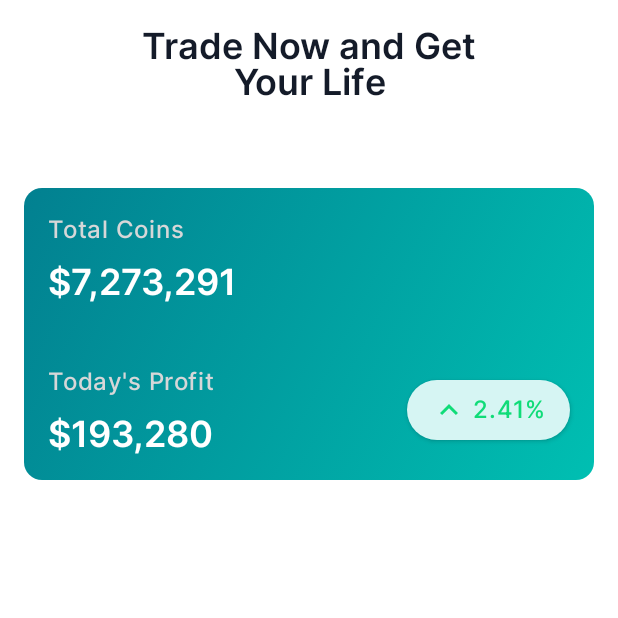
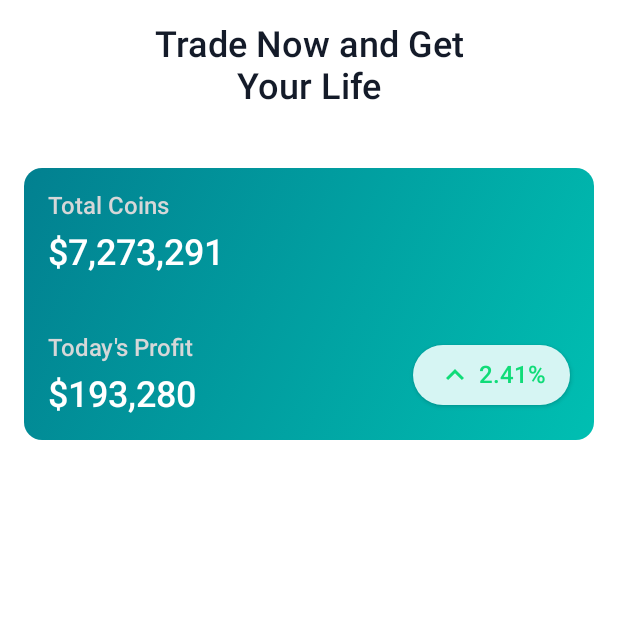
Before and after one commit to nimblehq/jetpack-compose-crypto, an Android app built with Jetpack Compose: the screen it shows after launch (MainActivity), on a phone screen of 412 x 824 dp, the top half of it. Run offline under Robolectric (Android 15) with nearby library versions, the phone set to English and light mode, and no system bars; our stand-ins replace Dagger/Hilt's generated code, Timber, constraintlayout-compose.

Commit message:
[#4] Apply code from review part 1

```diff
--- a/app/src/main/java/co/nimblehq/compose/crypto/ui/screens/compose/composables/ContentCard.kt
+++ b/app/src/main/java/co/nimblehq/compose/crypto/ui/screens/compose/ContentCard.kt
@@ -1,4 +1,4 @@
-package co.nimblehq.compose.crypto.ui.screens.compose.composables
+package co.nimblehq.compose.crypto.ui.screens.compose
 
 import androidx.compose.foundation.layout.fillMaxSize
 import androidx.compose.foundation.shape.RoundedCornerShape
--- a/app/src/main/java/co/nimblehq/compose/crypto/ui/screens/compose/composables/TitleBar.kt
+++ b/app/src/main/java/co/nimblehq/compose/crypto/ui/screens/compose/TitleBar.kt
@@ -1,4 +1,4 @@
-package co.nimblehq.compose.crypto.ui.screens.compose.composables
+package co.nimblehq.compose.crypto.ui.screens.compose
 
 import androidx.compose.foundation.layout.Column
 import androidx.compose.foundation.layout.fillMaxWidth
--- a/app/src/main/java/co/nimblehq/compose/crypto/ui/screens/compose/composables/home/HomeScreen.kt
+++ b/app/src/main/java/co/nimblehq/compose/crypto/ui/screens/compose/home/HomeScreen.kt
@@ -1,4 +1,4 @@
-package co.nimblehq.compose.crypto.ui.screens.compose.composables.home
+package co.nimblehq.compose.crypto.ui.screens.compose.home
 
 import androidx.compose.foundation.layout.*
 import androidx.compose.material.*
@@ -14,7 +14,7 @@ import co.nimblehq.compose.crypto.ui.screens.compose.theme.ComposeTheme
 import co.nimblehq.compose.crypto.ui.screens.compose.theme.Dimension.Dp16
 import co.nimblehq.compose.crypto.ui.screens.compose.theme.Dimension.Dp40
 import co.nimblehq.compose.crypto.ui.screens.compose.theme.Style
-import co.nimblehq.compose.crypto.ui.screens.compose.theme.titleHome
+import co.nimblehq.compose.crypto.ui.screens.compose.theme.Style.titleHome
 
 @ExperimentalMaterialApi
 @Composable
@@ -29,12 +29,11 @@ fun HomeScreen() {
 
             Text(
                 modifier = Modifier
-                    .padding(Dp16)
+                    .padding(start = Dp16, top = Dp16, end = Dp16)
                     .constrainAs(title) {
                         top.linkTo(parent.top)
                         linkTo(start = parent.start, end = parent.end)
                         width = Dimension.preferredWrapContent
-
                     },
                 text = stringResource(id = R.string.home_title),
                 textAlign = TextAlign.Center,
--- a/app/src/main/java/co/nimblehq/compose/crypto/ui/screens/compose/composables/home/PortfolioCard.kt
+++ b/app/src/main/java/co/nimblehq/compose/crypto/ui/screens/compose/home/PortfolioCard.kt
@@ -1,4 +1,4 @@
-package co.nimblehq.compose.crypto.ui.screens.compose.composables.home
+package co.nimblehq.compose.crypto.ui.screens.compose.home
 
 import androidx.compose.foundation.background
 import androidx.compose.foundation.layout.fillMaxWidth
--- a/app/src/main/java/co/nimblehq/compose/crypto/ui/screens/compose/theme/Dimension.kt
+++ b/app/src/main/java/co/nimblehq/compose/crypto/ui/screens/compose/theme/Dimension.kt
@@ -6,7 +6,6 @@ import androidx.compose.ui.unit.dp
 object Dimension {
     val Dp0 = 0.dp
     val Dp4 = 4.dp
-    val Dp6 = 6.dp
     val Dp8 = 8.dp
     val Dp12 = 12.dp
     val Dp16 = 16.dp
--- a/app/src/main/java/co/nimblehq/compose/crypto/ui/screens/compose/theme/Style.kt
+++ b/app/src/main/java/co/nimblehq/compose/crypto/ui/screens/compose/theme/Style.kt
@@ -1,21 +1,30 @@
 package co.nimblehq.compose.crypto.ui.screens.compose.theme
 
-import androidx.compose.material.MaterialTheme
+import androidx.compose.material.Colors
+import androidx.compose.ui.graphics.Color
 import androidx.compose.runtime.Composable
 import androidx.compose.ui.graphics.Color.Companion.White
+import androidx.compose.ui.text.TextStyle
 import androidx.compose.ui.text.font.FontWeight
+import co.nimblehq.compose.crypto.ui.screens.compose.theme.Color.DarkJungleGreen
 import co.nimblehq.compose.crypto.ui.screens.compose.theme.Color.LightSilver
+import co.nimblehq.compose.crypto.ui.screens.compose.theme.TextDimension.Sp16
+import co.nimblehq.compose.crypto.ui.screens.compose.theme.TextDimension.Sp24
 
 object Style {
 
+    val Colors.titleHome: Color
+        @Composable
+        get() = if (isLight) DarkJungleGreen else White
+
     @Composable
-    fun medium16() = MaterialTheme.typography.body1.copy(fontWeight = FontWeight.Medium)
+    fun medium16() = TextStyle(fontWeight = FontWeight.Medium, fontSize = Sp16)
 
     @Composable
     fun lightSilverMedium16() = medium16().copy(color = LightSilver)
 
     @Composable
-    fun semiBold24() = MaterialTheme.typography.h5.copy(fontWeight = FontWeight.SemiBold)
+    fun semiBold24() = TextStyle(fontWeight = FontWeight.SemiBold, fontSize = Sp24)
 
     @Composable
     fun whiteSemiBold24() = semiBold24().copy(color = White)
--- /dev/null
+++ b/app/src/main/java/co/nimblehq/compose/crypto/ui/screens/compose/theme/TextDimension.kt
@@ -0,0 +1,9 @@
+package co.nimblehq.compose.crypto.ui.screens.compose.theme
+
+import androidx.compose.ui.unit.sp
+
+@Suppress("MagicNumber")
+object TextDimension {
+    val Sp16 = 16.sp
+    val Sp24 = 24.sp
+}
--- a/app/src/main/java/co/nimblehq/compose/crypto/ui/screens/compose/theme/Theme.kt
+++ b/app/src/main/java/co/nimblehq/compose/crypto/ui/screens/compose/theme/Theme.kt
@@ -1,16 +1,12 @@
 package co.nimblehq.compose.crypto.ui.screens.compose.theme
 
 import androidx.compose.foundation.isSystemInDarkTheme
-import androidx.compose.material.Colors
 import androidx.compose.material.MaterialTheme
 import androidx.compose.material.darkColors
 import androidx.compose.material.lightColors
 import androidx.compose.runtime.Composable
-import androidx.compose.ui.graphics.Color
 import co.nimblehq.compose.crypto.ui.screens.compose.theme.Color.AlmostWhite
 import co.nimblehq.compose.crypto.ui.screens.compose.theme.Color.BlueFreeSpeech
-import co.nimblehq.compose.crypto.ui.screens.compose.theme.Color.DarkJungleGreen
-import co.nimblehq.compose.crypto.ui.screens.compose.theme.Color.White
 
 object Palette {
     val ComposeLightPalette = lightColors(
@@ -20,10 +16,6 @@ object Palette {
 
     val ComposeDarkPalette = darkColors()
 }
-
-val Colors.titleHome: Color
-    @Composable
-    get() = if (isLight) DarkJungleGreen else White
 
 @Composable
 fun ComposeTheme(
--- a/app/src/main/java/co/nimblehq/compose/crypto/ui/screens/compose/theme/Typography.kt
+++ b/app/src/main/java/co/nimblehq/compose/crypto/ui/screens/compose/theme/Typography.kt
@@ -7,12 +7,12 @@ import androidx.compose.ui.text.font.FontWeight
 import co.nimblehq.compose.crypto.R
 
 object Typography {
-    private val MontserratFontFamily = FontFamily(
+    private val InterFontFamily = FontFamily(
         Font(R.font.inter_medium, FontWeight.Medium),
         Font(R.font.inter_semi_bold, FontWeight.SemiBold)
     )
 
     val ComposeTypography = Typography(
-        defaultFontFamily = MontserratFontFamily
+        defaultFontFamily = InterFontFamily
     )
 }
--- a/app/src/main/java/co/nimblehq/compose/crypto/ui/screens/home/HomeFragment.kt
+++ b/app/src/main/java/co/nimblehq/compose/crypto/ui/screens/home/HomeFragment.kt
@@ -3,7 +3,7 @@ package co.nimblehq.compose.crypto.ui.screens.home
 import androidx.compose.material.ExperimentalMaterialApi
 import androidx.compose.runtime.Composable
 import co.nimblehq.compose.crypto.ui.base.BaseComposeFragment
-import co.nimblehq.compose.crypto.ui.screens.compose.composables.home.HomeScreen
+import co.nimblehq.compose.crypto.ui.screens.compose.home.HomeScreen
 import co.nimblehq.compose.crypto.ui.screens.compose.theme.ComposeTheme
 import dagger.hilt.android.AndroidEntryPoint
 
```
